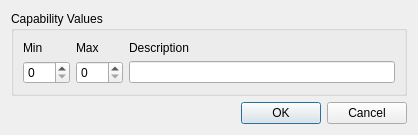
Old version of the form branches/qt4/fixtureeditor/editcapability.ui in the repository Bondzio/qlc.
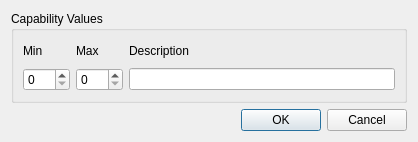
New version of the form.

```diff
--- a/branches/qt4/fixtureeditor/editcapability.ui
+++ b/branches/qt4/fixtureeditor/editcapability.ui
@@ -6,7 +6,7 @@
     <x>0</x>
     <y>0</y>
     <width>418</width>
-    <height>135</height>
+    <height>142</height>
    </rect>
   </property>
   <property name="windowTitle" >
```
Left out of the diff: 2 changed lines with no effect on the pictures.
